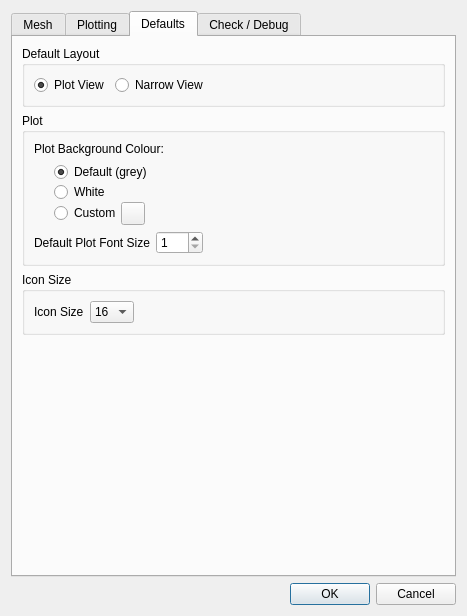
Before: the Qt Designer form tuflow/forms/ui_tuflowqgis_TuOptionsDialog.ui in TUFLOW-Support/QGIS-TUFLOW-Plugin, drawn with Qt 5.
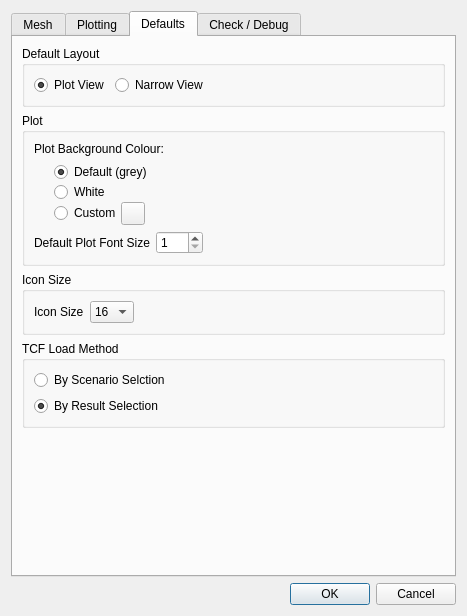
After: the same form once the commit is applied. The open tabs and pages were chosen to show the change. Custom widgets are drawn as their Qt base class.

```diff
--- a/tuflow/forms/ui_tuflowqgis_TuOptionsDialog.ui
+++ b/tuflow/forms/ui_tuflowqgis_TuOptionsDialog.ui
@@ -788,6 +788,38 @@
          </layout>
         </widget>
        </item>
+       <item>
+        <widget class="QGroupBox" name="groupBox_11">
+         <property name="title">
+          <string>TCF Load Method</string>
+         </property>
+         <layout class="QVBoxLayout" name="verticalLayout_12">
+          <item>
+           <widget class="QRadioButton" name="rbByScenSelection">
+            <property name="text">
+             <string>By Scenario Selction</string>
+            </property>
+            <attribute name="buttonGroup">
+             <string notr="true">buttonGroup_3</string>
+            </attribute>
+           </widget>
+          </item>
+          <item>
+           <widget class="QRadioButton" name="rbByResSelection">
+            <property name="text">
+             <string>By Result Selection</string>
+            </property>
+            <property name="checked">
+             <bool>true</bool>
+            </property>
+            <attribute name="buttonGroup">
+             <string notr="true">buttonGroup_3</string>
+            </attribute>
+           </widget>
+          </item>
+         </layout>
+        </widget>
+       </item>
        <item>
         <spacer name="verticalSpacer_5">
          <property name="orientation">
```
Left out of the diff: 5 changed lines with no effect on the pictures.
